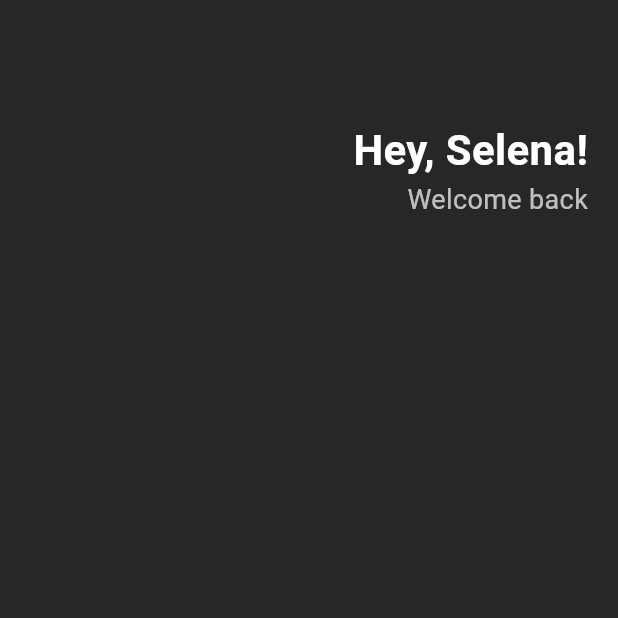
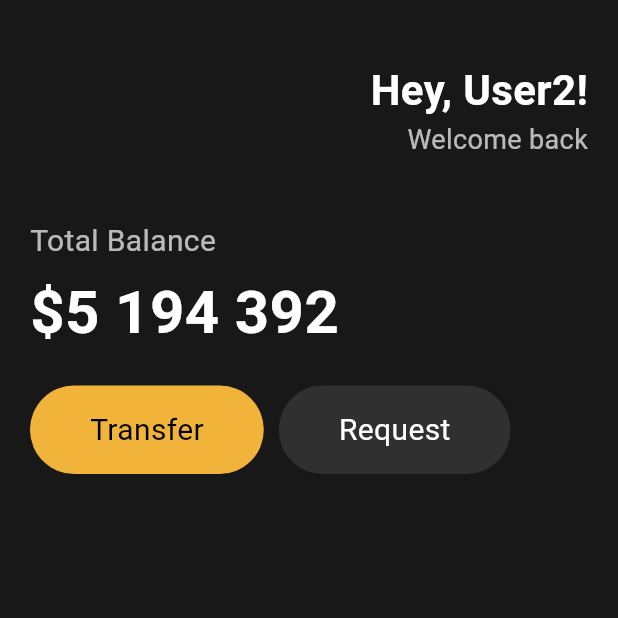
Before and after one commit to Leeyoungsup/flutter_UI_practice, a Flutter app: the screen it shows after launch, on a phone screen of 412 x 824 dp, the top half of it. Run offline on Flutter 3.47's test engine with Material 3 defaults, Android fonts, the phone set to English and light mode, and no system bars.

Commit message:
UI 개선: 사용자 인사 메시지 동적 업데이트 및 총 잔액 표시 추가, 버튼 레이아웃 수정

```diff
--- a/lib/main.dart
+++ b/lib/main.dart
@@ -1,3 +1,5 @@
+// ignore_for_file: deprecated_member_use
+
 import 'package:flutter/material.dart';
 
 class Player {
@@ -19,20 +21,21 @@ class App extends StatelessWidget {
     var userName = Player(name: 'User2');
     return MaterialApp(
       home: Scaffold(
-        backgroundColor: const Color.fromARGB(255, 39, 39, 39),
+        backgroundColor: const Color(0xFF181818),
         body: Padding(
           padding: EdgeInsets.only(left: 20, right: 20),
           child: Column(
             children: [
-              SizedBox(height: 80, width: double.infinity),
+              SizedBox(height: 40, width: double.infinity),
               Row(
+                //Menu Bar
                 mainAxisAlignment: MainAxisAlignment.end,
                 children: [
                   Column(
                     crossAxisAlignment: CrossAxisAlignment.end,
                     children: [
                       Text(
-                        'Hey, Selena!',
+                        'Hey, ${userName.name}!',
                         style: TextStyle(
                           fontSize: 28,
                           color: Colors.white,
@@ -50,6 +53,75 @@ class App extends StatelessWidget {
                   ),
                 ],
               ),
+              SizedBox(height: 40),
+              Row(
+                //Total Balance
+                mainAxisAlignment: MainAxisAlignment.start,
+                children: [
+                  Column(
+                    crossAxisAlignment: CrossAxisAlignment.start,
+                    children: [
+                      Text(
+                        'Total Balance',
+                        style: TextStyle(
+                          fontSize: 20,
+                          color: Colors.white.withOpacity(0.7),
+                        ),
+                      ),
+                      SizedBox(height: 5),
+                      Text(
+                        '\$5 194 392',
+                        style: TextStyle(
+                          fontSize: 40,
+                          color: Colors.white,
+                          fontWeight: FontWeight.bold,
+                        ),
+                      ),
+                      SizedBox(height: 20),
+                      Row(
+                        mainAxisAlignment: MainAxisAlignment.start,
+                        children: [
+                          Container(
+                            padding: EdgeInsets.symmetric(
+                              horizontal: 40,
+                              vertical: 15,
+                            ),
+                            decoration: BoxDecoration(
+                              color: Color(0xFFF2B33A),
+                              borderRadius: BorderRadius.circular(40),
+                            ),
+                            child: Text(
+                              'Transfer',
+                              style: TextStyle(
+                                color: Colors.black,
+                                fontSize: 20,
+                              ),
+                            ),
+                          ),
+                          SizedBox(width: 10),
+                          Container(
+                            padding: EdgeInsets.symmetric(
+                              horizontal: 40,
+                              vertical: 15,
+                            ),
+                            decoration: BoxDecoration(
+                              color: Colors.white.withOpacity(0.1),
+                              borderRadius: BorderRadius.circular(40),
+                            ),
+                            child: Text(
+                              'Request',
+                              style: TextStyle(
+                                color: Colors.white,
+                                fontSize: 20,
+                              ),
+                            ),
+                          ),
+                        ],
+                      ),
+                    ],
+                  ),
+                ],
+              ),
             ],
           ),
         ),
```
